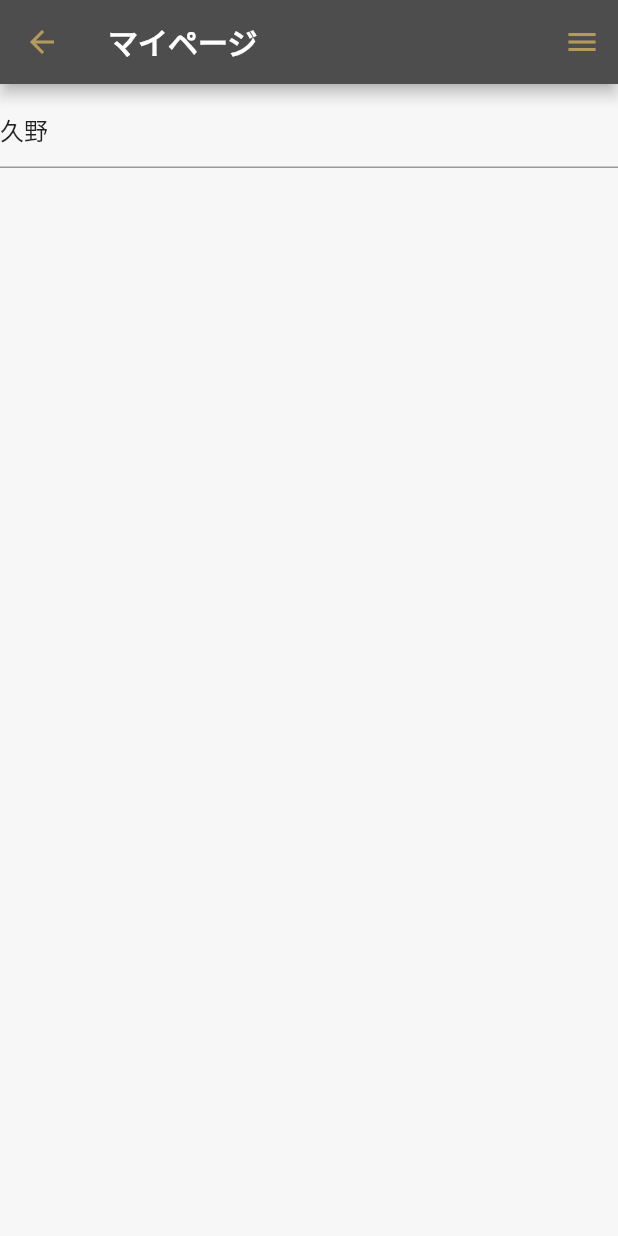
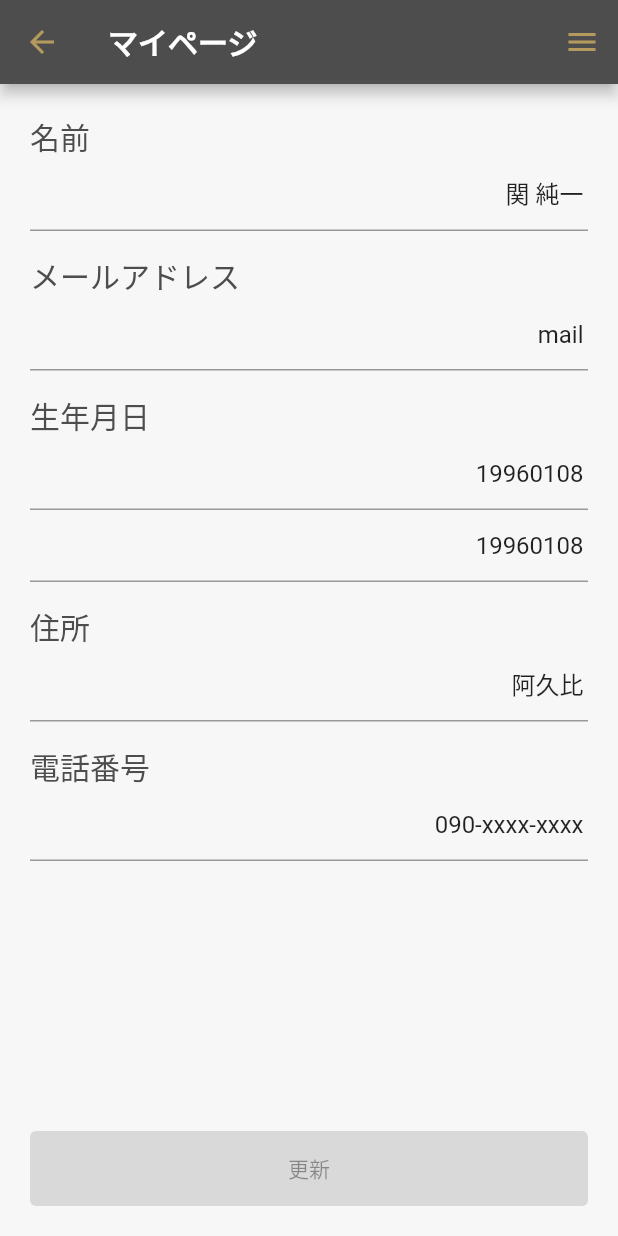
Before and after one commit to kunoyasutaka/eastarrow_app, a Flutter app: the MyPage screen opened directly, on a phone screen of 412 x 824 dp. Run offline on Flutter 3.47's test engine with Material 2 defaults, Android fonts, the light colour scheme and no system bars; our stand-ins replace carousel_slider, firebase_core, flutter_datetime_picker; accounts and stored records are empty; network calls fail; Roboto replaces fonts that are missing (NotoSansJP, NotoSerifJP).

Commit message:
7/16 枠組み完成/誕生日ドラムロール未

```diff
--- a/lib/presentation/my/my_page.dart
+++ b/lib/presentation/my/my_page.dart
@@ -18,17 +18,84 @@ class MyPage extends StatelessWidget {
             title: const Text('マイページ'),
           ),
           endDrawer: Drawer(),
-          body: Column(
+          body: Padding(
+            padding: const EdgeInsets.all(20.0),
+            child: Column(
+              crossAxisAlignment: CrossAxisAlignment.start,
               children: [
-              const SizedBox(height: 8),
+                const Text(
+                  '名前',
+                  style: TextStyle(fontSize: 20),
+                ),
                 TextField(
                   autofocus: false,
                   controller: model.nameController,
-                onChanged: (text) {
-                  print(model.nameController);
-                },
+                  textAlign: TextAlign.end,
+                  onChanged: (text) {},
+                ),
+                const SizedBox(height: 15),
+                const Text(
+                  'メールアドレス',
+                  style: TextStyle(fontSize: 20),
+                ),
+                TextField(
+                  autofocus: false,
+                  controller: model.mailController,
+                  textAlign: TextAlign.end,
+                  onChanged: (text) {},
+                ),
+                const SizedBox(height: 15),
+                const Text(
+                  '生年月日',
+                  style: TextStyle(fontSize: 20),
+                ),
+                TextFormField(
+                  autofocus: false,
+                  controller: model.birthdayController,
+                  textAlign: TextAlign.end,
+                  onChanged: (text) {},
+                  onTap: () => model.selectedDate(context),
+                ),
+                TextField(
+                  autofocus: false,
+                  controller: model.birthdayController,
+                  textAlign: TextAlign.end,
+                  onChanged: (text) {},
+                ),
+                const SizedBox(height: 15),
+                const Text(
+                  '住所',
+                  style: TextStyle(fontSize: 20),
+                ),
+                TextField(
+                  autofocus: false,
+                  controller: model.addressController,
+                  textAlign: TextAlign.end,
+                  onChanged: (text) {},
+                ),
+                const SizedBox(height: 15),
+                const Text(
+                  '電話番号',
+                  style: TextStyle(fontSize: 20),
+                ),
+                TextField(
+                  autofocus: false,
+                  controller: model.telephoneNumberController,
+                  textAlign: TextAlign.end,
+                  onChanged: (text) {},
+                ),
+                Expanded(child: Container()),
+                const SizedBox(
+                  height: 50,
+                  width: 500, //TODO 横幅を最大にする書き方
+                  child: ElevatedButton(
+                    onPressed: null,
+                    child: Text('更新'),
+                    style: ButtonStyle(),
+                  ),
                 ),
               ],
+            ),
           ),
         );
       }),
--- a/lib/presentation/my/my_page_model.dart
+++ b/lib/presentation/my/my_page_model.dart
@@ -1,7 +1,24 @@
 import 'package:flutter/material.dart';
+import 'package:flutter_datetime_picker/flutter_datetime_picker.dart';
+
 
 class MyPageModel extends ChangeNotifier {
   final String initialName = '久野';
 
-  final nameController = TextEditingController(text: '久野');
+  final nameController = TextEditingController(text: '関 純一');
+  final mailController = TextEditingController(text: 'mail');
+  final birthdayController = TextEditingController(text: '19960108');
+  final addressController = TextEditingController(text: '阿久比');
+  final telephoneNumberController =
+      TextEditingController(text: '090-xxxx-xxxx');
+
+  Future selectedDate(context) async {
+    final pickedBirthday = await DatePicker.showDatePicker(
+      context,
+      initialDate: DateTime.now(),
+      firstDate: DateTime(2018),
+      lastDate: DateTime(DateTime.now().year),
+    );
+    birthdayController.text = DateFormat.yMD().format(pickedBirthday);
+  }
 }
--- a/pubspec.yaml
+++ b/pubspec.yaml
@@ -31,6 +31,8 @@ dependencies:
   firebase_core: ^1.3.0
   cloud_firestore: ^2.3.0
   provider: ^5.0.0
+  flutter_datetime_picker: ^1.5.1
+  intl: ^0.17.0
   carousel_slider: ^4.0.0
 
 dev_dependencies:
```
Also changed, not shown: pubspec.lock. Lines whose indentation alone changed are shown as unchanged.
